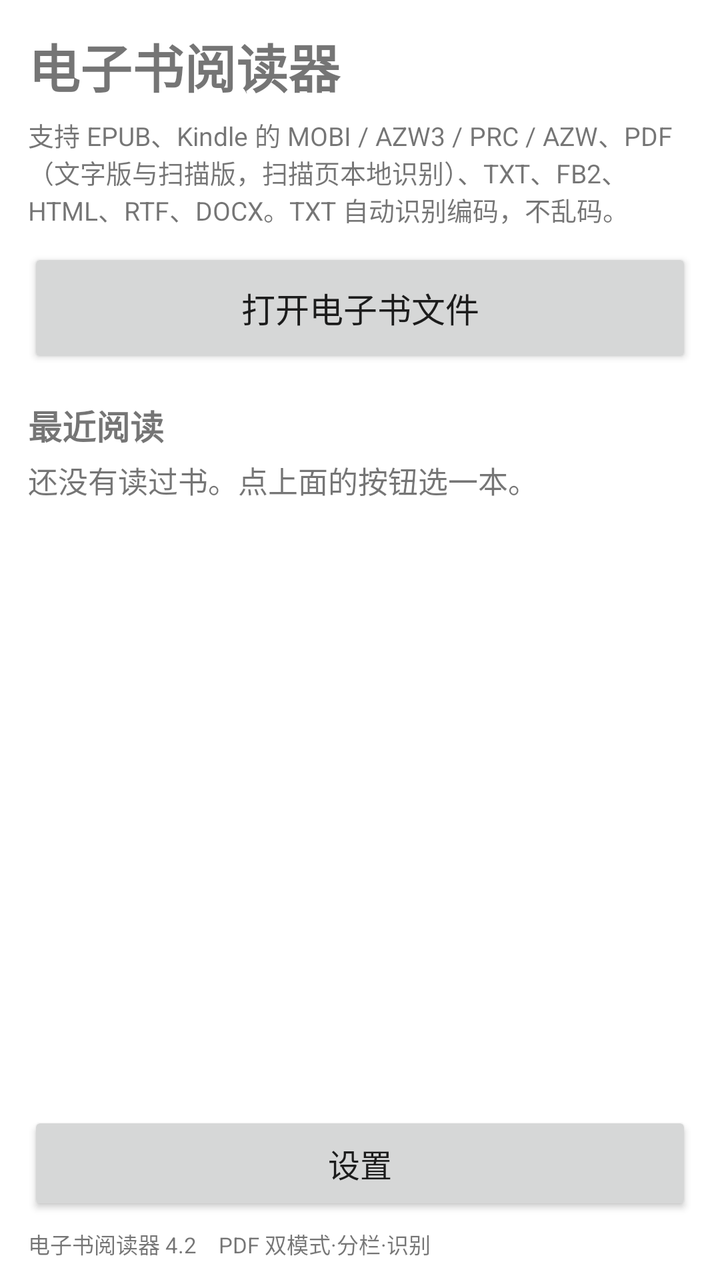
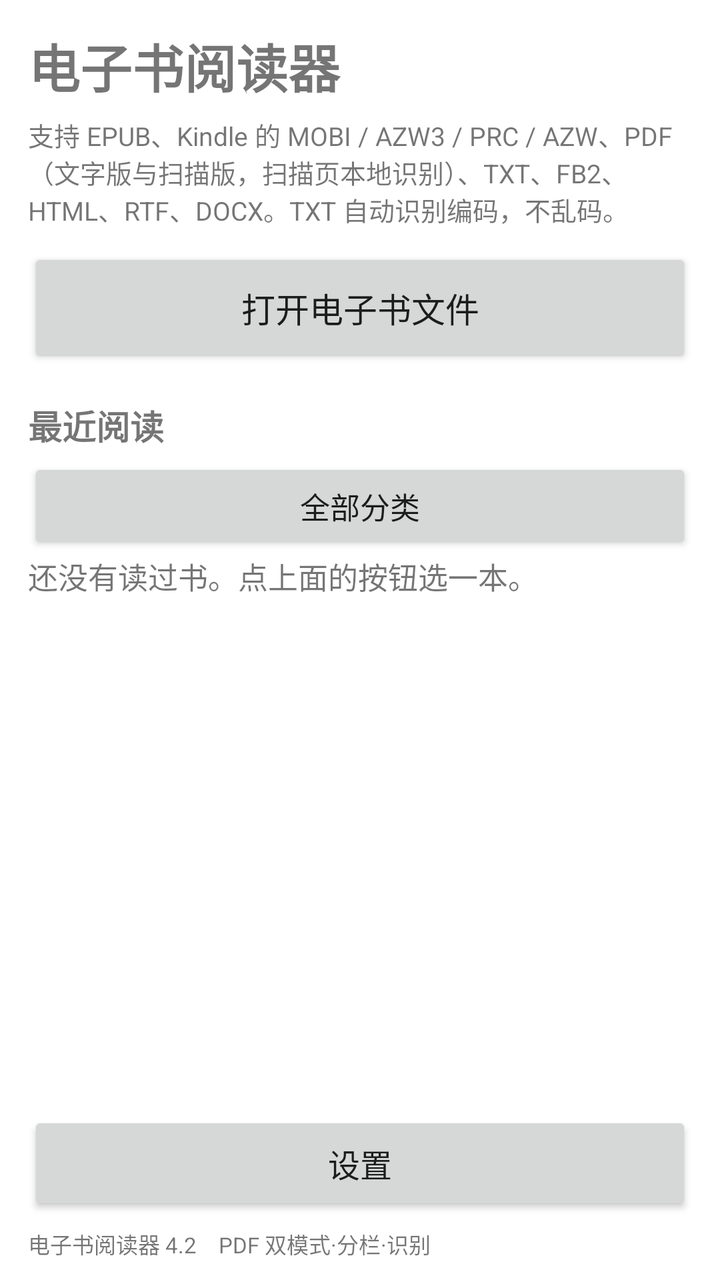

Two renders of the same Android screen: before a commit and after it. Below are the layout's source before the change and the commit's diff.
<!-- AndroidManifest.xml: application theme AppTheme -->
<!-- res/layout/activity_library.xml -->
<?xml version="1.0" encoding="utf-8"?>
<LinearLayout xmlns:android="http://schemas.android.com/apk/res/android"
    android:layout_width="match_parent"
    android:layout_height="match_parent"
    android:orientation="vertical"
    android:paddingLeft="14dp"
    android:paddingRight="14dp"
    android:paddingTop="14dp">

    <TextView
        android:id="@+id/tvAppTitle"
        android:layout_width="match_parent"
        android:layout_height="wrap_content"
        android:text="@string/app_name"
        android:textSize="26sp"
        android:textStyle="bold"
        android:focusable="true"
        android:contentDescription="电子书阅读器" />

    <TextView
        android:id="@+id/tvSupported"
        android:layout_width="match_parent"
        android:layout_height="wrap_content"
        android:text="@string/supported"
        android:textSize="13sp"
        android:focusable="true"
        android:paddingTop="6dp"
        android:paddingBottom="10dp" />

    <Button
        android:id="@+id/btnOpen"
        android:layout_width="match_parent"
        android:layout_height="wrap_content"
        android:minHeight="60dp"
        android:text="@string/open_file"
        android:textSize="17sp"
        android:contentDescription="@string/open_file_desc" />

    <TextView
        android:layout_width="match_parent"
        android:layout_height="wrap_content"
        android:text="@string/recent_books"
        android:textSize="17sp"
        android:textStyle="bold"
        android:focusable="true"
        android:paddingTop="16dp"
        android:paddingBottom="4dp" />

    <TextView
        android:id="@+id/tvEmpty"
        android:layout_width="match_parent"
        android:layout_height="wrap_content"
        android:text="@string/empty_recent"
        android:textSize="15sp"
        android:focusable="true"
        android:paddingBottom="8dp" />

    <ListView
        android:id="@+id/listBooks"
        android:layout_width="match_parent"
        android:layout_height="0dp"
        android:layout_weight="1"
        android:divider="@null" />

    <Button
        android:id="@+id/btnSettings"
        android:layout_width="match_parent"
        android:layout_height="wrap_content"
        android:minHeight="52dp"
        android:text="设置"
        android:textSize="16sp"
        android:contentDescription="设置，里面有退出软件" />

    <TextView
        android:id="@+id/tvVersion"
        android:layout_width="match_parent"
        android:layout_height="wrap_content"
        android:paddingTop="6dp"
        android:paddingBottom="10dp"
        android:text="电子书阅读器 4.2　PDF 双模式·分栏·识别"
        android:textSize="11sp"
        android:focusable="true" />
</LinearLayout>
<!-- resources referenced by this layout -->
<resources>
  <string name="app_name">电子书阅读器</string>
  <string name="empty_recent">还没有读过书。点上面的按钮选一本。</string>
  <string name="open_file">打开电子书文件</string>
  <string name="open_file_desc">从手机里选择一本电子书打开</string>
  <string name="recent_books">最近阅读</string>
  <string name="supported">支持 EPUB、Kindle 的 MOBI / AZW3 / PRC / AZW、PDF（文字版与扫描版，扫描页本地识别）、TXT、FB2、HTML、RTF、DOCX。TXT 自动识别编码，不乱码。</string>
  <style name="AppTheme" parent="@android:style/Theme.Material.Light.NoActionBar">
          <item name="android:windowBackground">@android:color/white</item>
          <item name="android:colorAccent">#1565C0</item>
      </style>
</resources>

<!-- the commit's change to res/layout/activity_library.xml (unified diff, before → after) -->
@@ -46,6 +46,15 @@
         android:paddingTop="16dp"
         android:paddingBottom="4dp" />
 
+    <Button
+        android:id="@+id/btnCategory"
+        android:layout_width="match_parent"
+        android:layout_height="wrap_content"
+        android:minHeight="48dp"
+        android:text="全部分类"
+        android:textSize="15sp"
+        android:contentDescription="选择书库分类" />
+
     <TextView
         android:id="@+id/tvEmpty"
         android:layout_width="match_parent"
@@ -61,6 +70,50 @@
         android:layout_height="0dp"
         android:layout_weight="1"
         android:divider="@null" />
+
+    <LinearLayout
+        android:id="@+id/actionBar"
+        android:layout_width="match_parent"
+        android:layout_height="wrap_content"
+        android:orientation="horizontal"
+        android:visibility="gone">
+
+        <Button
+            android:id="@+id/btnMultiDelete"
+            android:layout_width="0dp"
+            android:layout_height="wrap_content"
+            android:layout_weight="1"
+            android:minHeight="50dp"
+            android:text="删除"
+            android:textSize="15sp" />
+
+        <Button
+            android:id="@+id/btnMultiMove"
+            android:layout_width="0dp"
+            android:layout_height="wrap_content"
+            android:layout_weight="1"
+            android:minHeight="50dp"
+            android:text="分类"
+            android:textSize="15sp" />
+
+        <Button
+            android:id="@+id/btnMultiAll"
+            android:layout_width="0dp"
+            android:layout_height="wrap_content"
+            android:layout_weight="1"
+            android:minHeight="50dp"
+            android:text="全选"
+            android:textSize="15sp" />
+
+        <Button
+            android:id="@+id/btnMultiCancel"
+            android:layout_width="0dp"
+            android:layout_height="wrap_content"
+            android:layout_weight="1"
+            android:minHeight="50dp"
+            android:text="取消"
+            android:textSize="15sp" />
+    </LinearLayout>
 
     <Button
         android:id="@+id/btnSettings"
